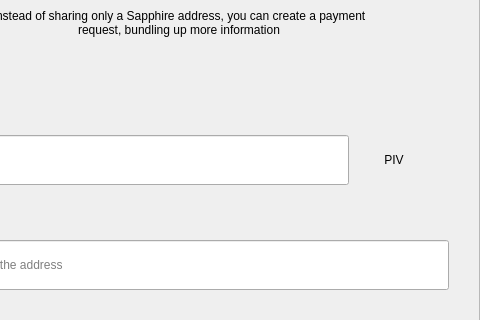
Above: src/qt/pivx/forms/requestdialog.ui from decenomy/SAPP before the change; both pictures show x 122 to 602 and y 123 to 443 of the 602 by 607 pixel window. Below: the same form after it.
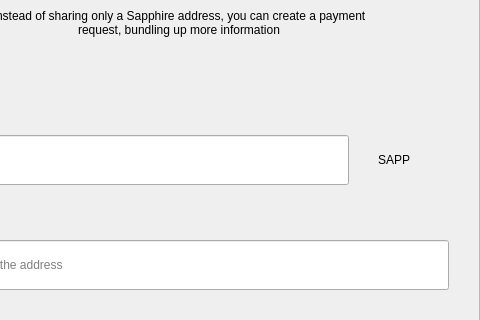
That is the form after the change.

What changed in the file:
```diff
--- a/src/qt/pivx/forms/requestdialog.ui
+++ b/src/qt/pivx/forms/requestdialog.ui
@@ -327,7 +327,7 @@
                    <item>
                     <widget class="QLabel" name="comboBoxCoin">
                      <property name="text">
-                      <string>PIV</string>
+                      <string>SAPP</string>
                      </property>
                      <property name="alignment">
                       <set>Qt::AlignCenter</set>
```
